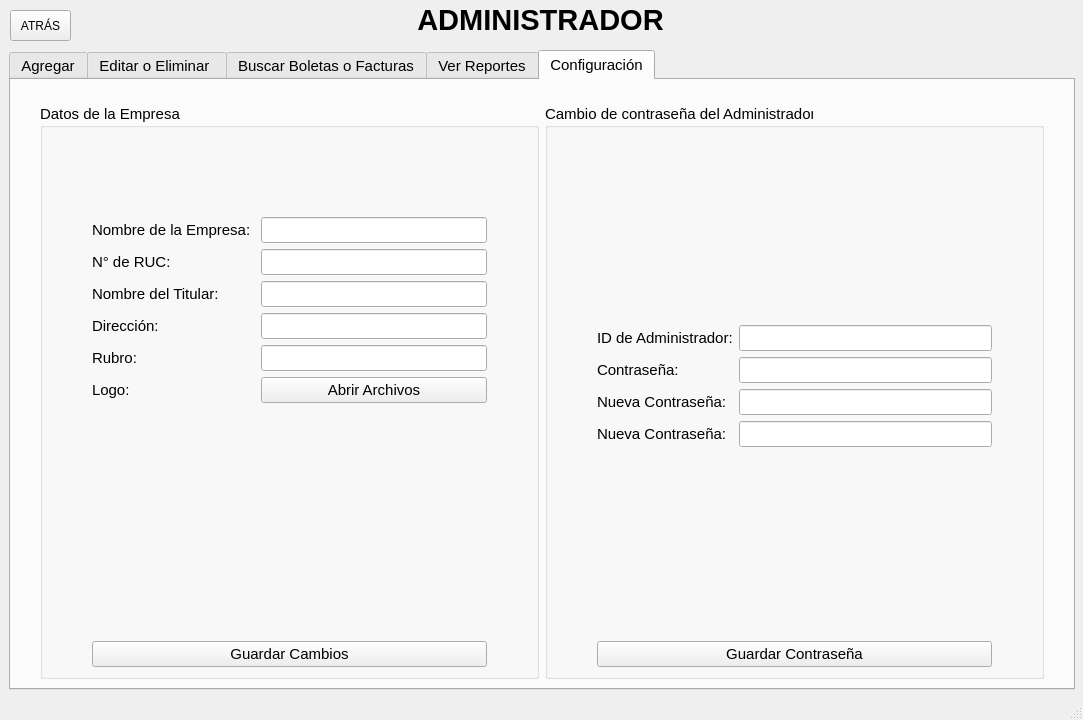
This is ui/admin.ui in nashvent/libreria as Qt 5 draws it before an edit. The edited form follows.
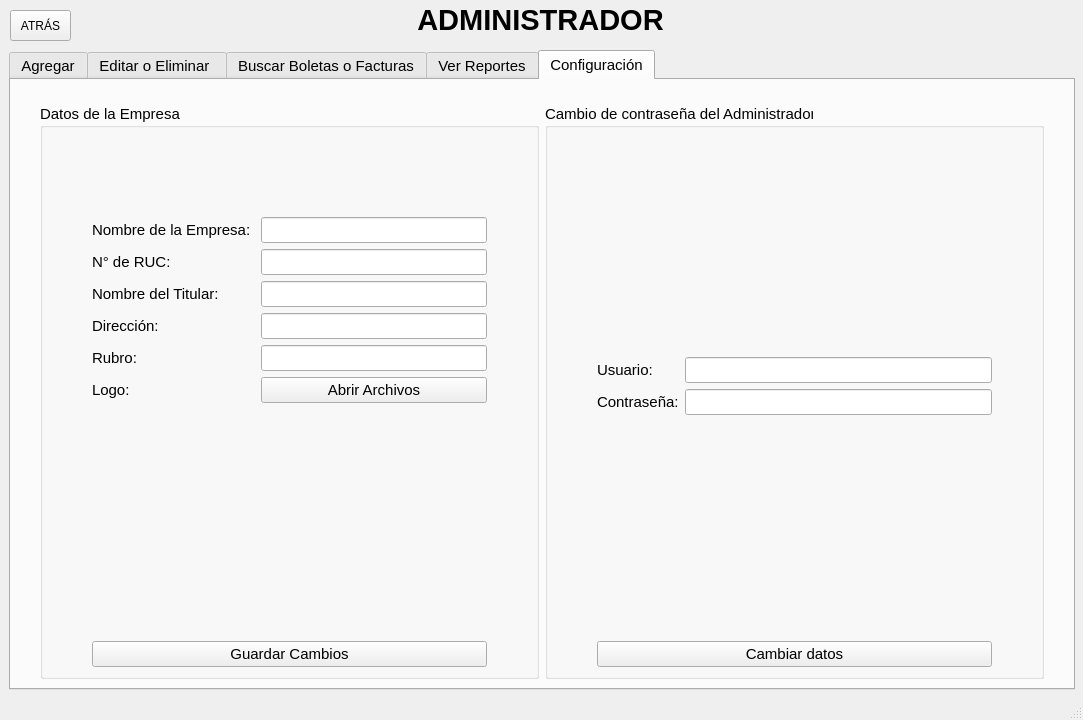
This is the edited form. The open tabs and pages were chosen to show the change. Icons and pictures are not drawn.

Diff of the .ui file:
```diff
--- a/ui/admin.ui
+++ b/ui/admin.ui
@@ -1057,38 +1057,18 @@
              </property>
             </widget>
            </item>
-           <item row="2" column="0">
-            <widget class="QLabel" name="label_39">
-             <property name="text">
-              <string>Nueva Contraseña:</string>
-             </property>
-            </widget>
-           </item>
            <item row="0" column="0">
             <widget class="QLabel" name="label_37">
              <property name="text">
-              <string>ID de Administrador:</string>
+              <string>Usuario:</string>
              </property>
             </widget>
            </item>
            <item row="0" column="1">
-            <widget class="QLineEdit" name="lineEdit_3"/>
-           </item>
-           <item row="3" column="0">
-            <widget class="QLabel" name="label_40">
-             <property name="text">
-              <string>Nueva Contraseña:</string>
-             </property>
-            </widget>
+            <widget class="QLineEdit" name="adminUsuario"/>
            </item>
            <item row="1" column="1">
-            <widget class="QLineEdit" name="lineEdit_4"/>
-           </item>
-           <item row="2" column="1">
-            <widget class="QLineEdit" name="lineEdit_5"/>
-           </item>
-           <item row="3" column="1">
-            <widget class="QLineEdit" name="lineEdit_6"/>
+            <widget class="QLineEdit" name="adminPassword"/>
            </item>
           </layout>
          </item>
@@ -1112,7 +1092,7 @@
          <item row="4" column="1">
           <widget class="QPushButton" name="pushButton_4">
            <property name="text">
-            <string>Guardar Contraseña</string>
+            <string>Cambiar datos</string>
            </property>
           </widget>
          </item>
```
Left out of the diff: 46 changed lines with no effect on the pictures.
